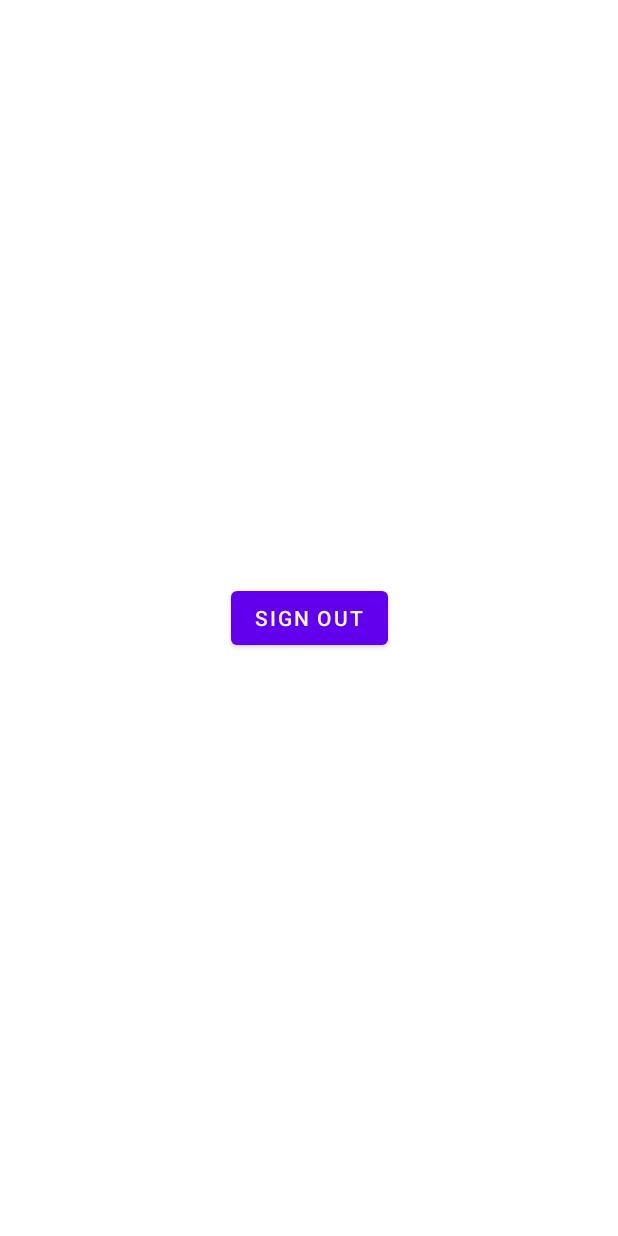
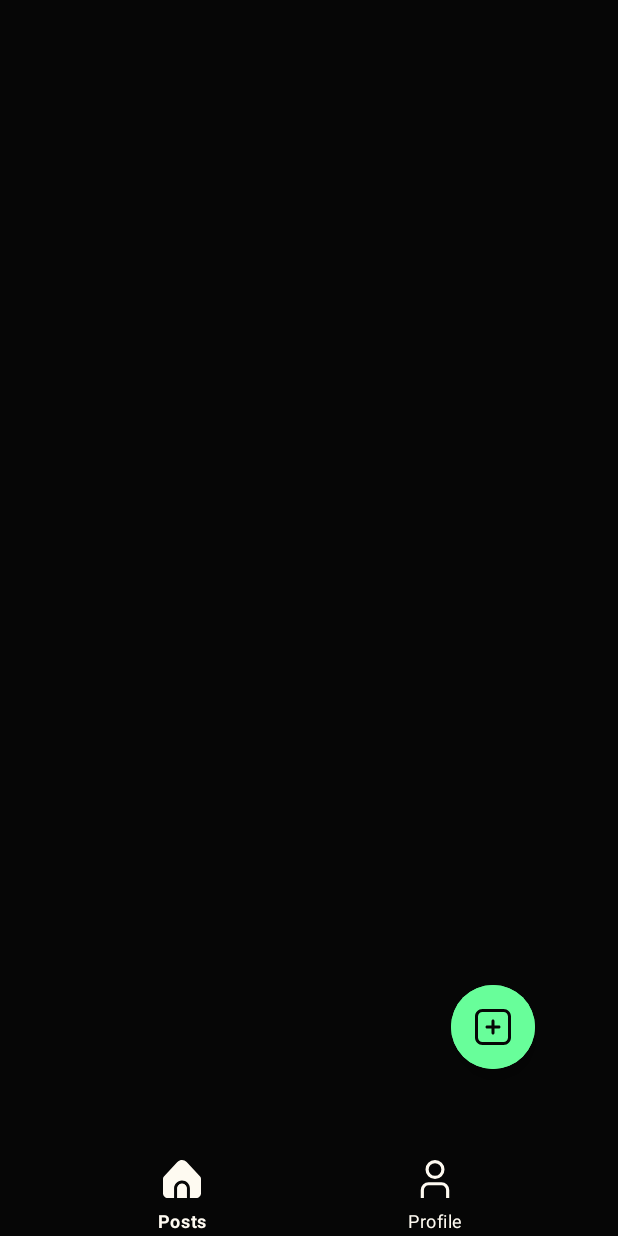
Before and after one commit to keshriAyushh/Socialize, an Android app: the screen it shows after launch once a user with an empty profile is signed in (MainActivity), on a phone screen of 412 x 824 dp. Run offline under Robolectric (Android 15) with nearby library versions, the phone set to English and light mode, and no system bars; our stand-ins replace Firebase (no records; nobody signed in at launch, a user with empty details on screens opened directly), navigation-ui.

Commit message:
Implemented main activity

```diff
--- a/app/build.gradle
+++ b/app/build.gradle
@@ -44,6 +44,7 @@ dependencies {
     implementation 'com.google.android.material:material:1.9.0'
     implementation 'androidx.constraintlayout:constraintlayout:2.1.4'
 
+    //Firebase
     implementation platform('com.google.firebase:firebase-bom:32.0.0')
     implementation 'com.google.firebase:firebase-auth'
     implementation 'com.google.firebase:firebase-firestore'
@@ -67,6 +68,10 @@ dependencies {
     implementation'com.github.bumptech.glide:glide:4.14.2'
     annotationProcessor 'com.github.bumptech.glide:compiler:4.13.2'
 
+    //Navigation Component
+    implementation("androidx.navigation:navigation-fragment-ktx:2.5.3")
+    implementation("androidx.navigation:navigation-ui-ktx:2.5.3")
+
 
 
 
--- a/app/src/main/java/com/example/socialize/activities/MainActivity.kt
+++ b/app/src/main/java/com/example/socialize/activities/MainActivity.kt
@@ -3,6 +3,10 @@ package com.example.socialize.activities
 import android.content.Intent
 import androidx.appcompat.app.AppCompatActivity
 import android.os.Bundle
+import androidx.navigation.NavController
+import androidx.navigation.fragment.NavHostFragment
+import androidx.navigation.ui.NavigationUI.setupWithNavController
+import com.example.socialize.R
 import com.example.socialize.databinding.ActivityMainBinding
 import com.example.socialize.util.AuthUtil
 import com.google.android.gms.auth.api.signin.GoogleSignIn
@@ -12,25 +16,17 @@ import com.google.firebase.auth.FirebaseAuth
 
 class MainActivity : AppCompatActivity() {
     private lateinit var binding: ActivityMainBinding
-    private lateinit var auth: FirebaseAuth
-    private lateinit var googleSignInClient: GoogleSignInClient
+    private lateinit var navController: NavController
     override fun onCreate(savedInstanceState: Bundle?) {
         super.onCreate(savedInstanceState)
         binding = ActivityMainBinding.inflate(layoutInflater)
         setContentView(binding.root)
         supportActionBar?.hide()
-        auth = AuthUtil.getInstance()
-        val gso = GoogleSignInOptions.Builder(GoogleSignInOptions.DEFAULT_SIGN_IN)
-            .requestIdToken("980148775706-o2r8v868h6pnbco5hadff9nektn9i3gb.apps.googleusercontent.com")
-            .requestEmail()
-            .build()
-        googleSignInClient = GoogleSignIn.getClient(this@MainActivity, gso)
 
-        binding.btn.setOnClickListener {
-            auth.signOut()
-            googleSignInClient.signOut()
-            startActivity(Intent(this@MainActivity, LoginActivity::class.java))
-            finish()
-        }
+        val navHostFragment = supportFragmentManager.findFragmentById(R.id.fragment) as NavHostFragment
+        navController = navHostFragment.navController
+
+        setupWithNavController(binding.btmNav, navController)
+
     }
 }
--- /dev/null
+++ b/app/src/main/java/com/example/socialize/fragments/PostsFragment.kt
@@ -0,0 +1,21 @@
+package com.example.socialize.fragments
+
+import android.os.Bundle
+import android.view.LayoutInflater
+import android.view.View
+import android.view.ViewGroup
+import androidx.fragment.app.Fragment
+import com.example.socialize.databinding.FragmentPostsBinding
+
+class PostsFragment: Fragment() {
+
+    private lateinit var binding: FragmentPostsBinding
+    override fun onCreateView(
+        inflater: LayoutInflater, container: ViewGroup?,
+        savedInstanceState: Bundle?
+    ): View? {
+        binding = FragmentPostsBinding.inflate(layoutInflater)
+
+        return binding.root
+    }
+}
--- /dev/null
+++ b/app/src/main/res/drawable/account.xml
@@ -0,0 +1,5 @@
+<vector android:height="16dp" android:viewportHeight="24"
+    android:viewportWidth="24" android:width="16dp" xmlns:android="http://schemas.android.com/apk/res/android">
+    <path android:fillColor="#FF000000" android:pathData="M21,24H19V18.957A2.96,2.96 0,0 0,16.043 16H7.957A2.96,2.96 0,0 0,5 18.957V24H3V18.957A4.963,4.963 0,0 1,7.957 14h8.086A4.963,4.963 0,0 1,21 18.957Z"/>
+    <path android:fillColor="#FF000000" android:pathData="M12,12a6,6 0,1 1,6 -6A6.006,6.006 0,0 1,12 12ZM12,2a4,4 0,1 0,4 4A4,4 0,0 0,12 2Z"/>
+</vector>
--- /dev/null
+++ b/app/src/main/res/drawable/home.xml
@@ -0,0 +1,6 @@
+<vector android:height="16dp" android:viewportHeight="512"
+    android:viewportWidth="512" android:width="16dp" xmlns:android="http://schemas.android.com/apk/res/android">
+    <path android:fillColor="#FF000000" android:pathData="M256,319.84c-35.35,0 -64,28.65 -64,64v128h128v-128C320,348.49 291.35,319.84 256,319.84z"/>
+    <path android:fillColor="#FF000000" android:pathData="M362.67,383.84v128H448c35.35,0 64,-28.65 64,-64V253.26c0,-11.08 -4.3,-21.73 -12.01,-29.7l-181.29,-195.99c-31.99,-34.61 -85.98,-36.74 -120.59,-4.75c-1.64,1.52 -3.23,3.1 -4.75,4.75L12.4,223.5C4.45,231.5 -0,242.31 0,253.58v194.26c0,35.35 28.65,64 64,64h85.33v-128c0.4,-58.17 47.37,-105.68 104.07,-107.04C312.01,275.38 362.22,323.7 362.67,383.84z"/>
+    <path android:fillColor="#FF000000" android:pathData="M256,319.84c-35.35,0 -64,28.65 -64,64v128h128v-128C320,348.49 291.35,319.84 256,319.84z"/>
+</vector>
--- /dev/null
+++ b/app/src/main/res/drawable/plus.xml
@@ -0,0 +1,4 @@
+<vector android:height="16dp" android:viewportHeight="24"
+    android:viewportWidth="24" android:width="16dp" xmlns:android="http://schemas.android.com/apk/res/android">
+    <path android:fillColor="#FF000000" android:pathData="M17,12c0,0.553 -0.448,1 -1,1h-3v3c0,0.553 -0.448,1 -1,1s-1,-0.447 -1,-1v-3h-3c-0.552,0 -1,-0.447 -1,-1s0.448,-1 1,-1h3v-3c0,-0.553 0.448,-1 1,-1s1,0.447 1,1v3h3c0.552,0 1,0.447 1,1ZM24,5v14c0,2.757 -2.243,5 -5,5L5,24c-2.757,0 -5,-2.243 -5,-5L0,5C0,2.243 2.243,0 5,0h14c2.757,0 5,2.243 5,5ZM22,5c0,-1.654 -1.346,-3 -3,-3L5,2c-1.654,0 -3,1.346 -3,3v14c0,1.654 1.346,3 3,3h14c1.654,0 3,-1.346 3,-3L22,5Z"/>
+</vector>
--- a/app/src/main/res/layout/activity_main.xml
+++ b/app/src/main/res/layout/activity_main.xml
@@ -6,16 +6,31 @@
     android:layout_height="match_parent"
     tools:context=".activities.MainActivity">
 
-    <Button
-        android:id="@+id/btn"
-        android:layout_width="wrap_content"
-        android:layout_height="wrap_content"
-        android:text="Sign out"
-        app:layout_constraintBottom_toBottomOf="parent"
+    <androidx.fragment.app.FragmentContainerView
+        android:id="@+id/fragment"
+        android:layout_width="match_parent"
+        android:layout_height="0dp"
+        app:defaultNavHost="true"
+        android:name="androidx.navigation.fragment.NavHostFragment"
+        app:layout_constraintBottom_toTopOf="@+id/btmNav"
         app:layout_constraintEnd_toEndOf="parent"
-        app:layout_constraintHorizontal_bias="0.5"
         app:layout_constraintStart_toStartOf="parent"
         app:layout_constraintTop_toTopOf="parent"
-        app:layout_constraintVertical_bias="0.5" />
+        app:navGraph="@navigation/nav_graph"/>
+
+    <com.google.android.material.bottomnavigation.BottomNavigationView
+        android:id="@+id/btmNav"
+        android:layout_width="match_parent"
+        android:layout_height="wrap_content"
+        app:menu="@menu/btm_nav_items"
+        app:itemIconTint="@color/white"
+        app:itemTextColor="@color/white"
+        app:itemPaddingBottom="5dp"
+        app:itemPaddingTop="5dp"
+        app:itemIconSize="25dp"
+        android:background="@color/black"
+        app:layout_constraintStart_toStartOf="parent"
+        app:layout_constraintEnd_toEndOf="parent"
+        app:layout_constraintBottom_toBottomOf="parent"/>
 
 </androidx.constraintlayout.widget.ConstraintLayout>
--- /dev/null
+++ b/app/src/main/res/layout/fragment_posts.xml
@@ -0,0 +1,36 @@
+<?xml version="1.0" encoding="utf-8"?>
+<androidx.constraintlayout.widget.ConstraintLayout xmlns:android="http://schemas.android.com/apk/res/android"
+    xmlns:app="http://schemas.android.com/apk/res-auto"
+    xmlns:tools="http://schemas.android.com/tools"
+    android:layout_width="match_parent"
+    android:layout_height="match_parent"
+    android:background="@color/black"
+    android:padding="15dp"
+    tools:context=".fragments.PostsFragment">
+
+    <androidx.recyclerview.widget.RecyclerView
+        android:id="@+id/recyclerView"
+        android:layout_width="match_parent"
+        android:layout_height="match_parent"
+        app:layout_constraintBottom_toBottomOf="parent"
+        app:layout_constraintEnd_toEndOf="parent"
+        app:layout_constraintHorizontal_bias="0.5"
+        app:layout_constraintStart_toStartOf="parent"
+        app:layout_constraintTop_toTopOf="parent"
+        app:layout_constraintVertical_bias="0.5"
+        tools:listitem="@layout/post_item" />
+
+    <com.google.android.material.floatingactionbutton.ExtendedFloatingActionButton
+        android:id="@+id/btnAddPost"
+        android:layout_width="wrap_content"
+        android:layout_height="wrap_content"
+        android:layout_marginEnd="40dp"
+        android:layout_marginBottom="40dp"
+        android:backgroundTint="@color/buttonColor"
+        app:icon="@drawable/plus"
+        app:iconTint="@color/black"
+        app:layout_constraintBottom_toBottomOf="parent"
+        app:layout_constraintEnd_toEndOf="parent" />
+
+
+</androidx.constraintlayout.widget.ConstraintLayout>
--- /dev/null
+++ b/app/src/main/res/menu/btm_nav_items.xml
@@ -0,0 +1,13 @@
+<?xml version="1.0" encoding="utf-8"?>
+<menu xmlns:android="http://schemas.android.com/apk/res/android">
+    <item
+        android:id="@+id/postsFragment"
+        android:title="@string/posts"
+        android:icon="@drawable/home"
+        android:iconTint="@color/white"/>
+
+    <item android:id="@+id/profileFragment"
+        android:title="@string/profile"
+        android:icon="@drawable/account"
+        android:iconTint="@color/white"/>
+</menu>
--- /dev/null
+++ b/app/src/main/res/navigation/nav_graph.xml
@@ -0,0 +1,18 @@
+<?xml version="1.0" encoding="utf-8"?>
+<navigation xmlns:android="http://schemas.android.com/apk/res/android"
+    xmlns:app="http://schemas.android.com/apk/res-auto"
+    xmlns:tools="http://schemas.android.com/tools"
+    android:id="@+id/nav_graph"
+    app:startDestination="@id/postsFragment">
+
+    <fragment
+        android:id="@+id/postsFragment"
+        android:name="com.example.socialize.fragments.PostsFragment"
+        android:label="fragment_posts"
+        tools:layout="@layout/fragment_posts" />
+    <fragment
+        android:id="@+id/profileFragment"
+        android:name="com.example.socialize.fragments.ProfileFragment"
+        android:label="fragment_profile"
+        tools:layout="@layout/fragment_profile" />
+</navigation>
--- a/app/src/main/res/values/strings.xml
+++ b/app/src/main/res/values/strings.xml
@@ -15,4 +15,8 @@
     <string name="sign_in_with_google">Sign in with Google</string>
     <string name="redirect_to_signup">New here? Click here to create your account</string>
     <string name="redirect_to_login">Already have an account? Click here to log in</string>
+    <!-- TODO: Remove or change this placeholder text -->
+    <string name="hello_blank_fragment">Hello blank fragment</string>
+    <string name="posts">Posts</string>
+    <string name="profile">Profile</string>
 </resources>
```
Also changed, not shown: app/src/main/java/com/example/socialize/fragments/ProfileFragment.kt (added, +42 -0 lines), app/src/main/res/layout/fragment_profile.xml (added, +24 -0 lines), app/src/main/res/layout/post_item.xml (added, +23 -0 lines).
